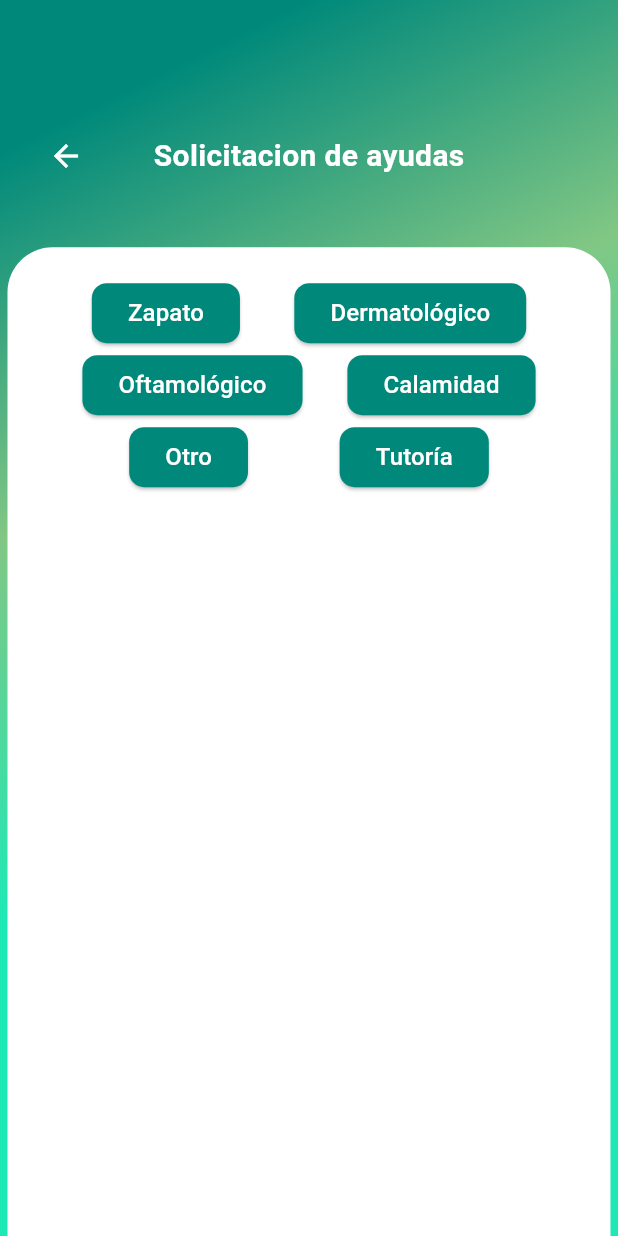
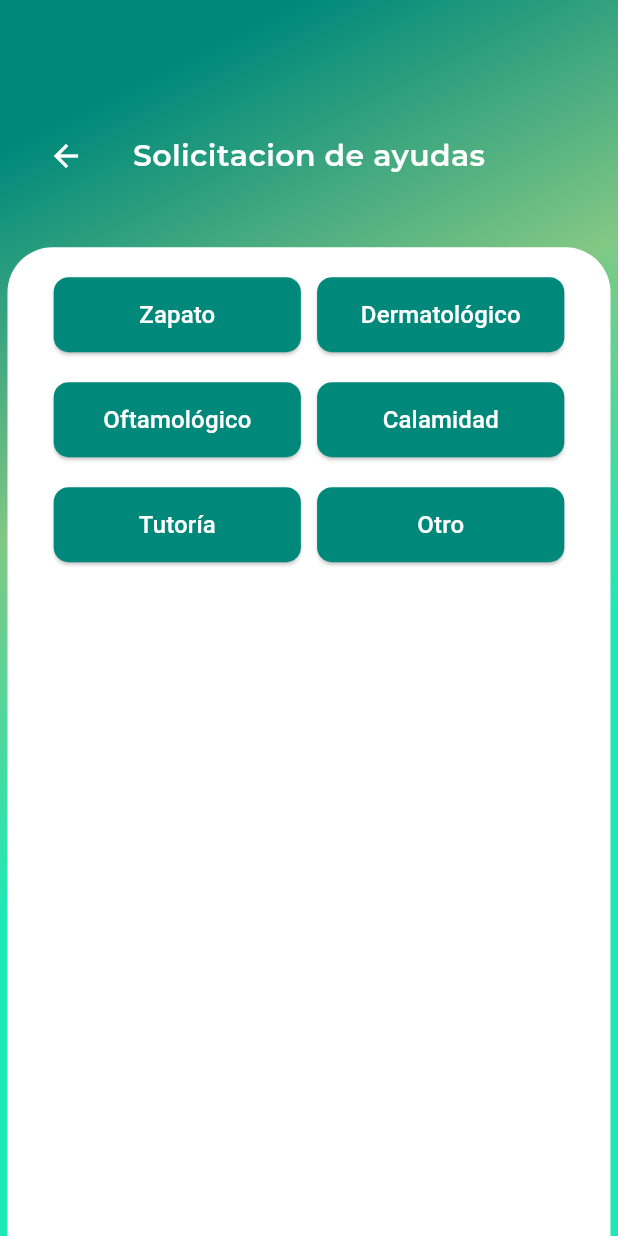
Before and after one commit to cicm4/FCCApp, a Flutter app: the screen it shows once a user with an empty profile is signed in, after a tap on "Mis Ayudas", on a phone screen of 412 x 824 dp. Run offline on Flutter 3.47's test engine with Material 3 defaults, Android fonts, the phone set to English and light mode, and no system bars; our stand-ins replace animate_do, cloud_firestore, file_picker, firebase_auth, firebase_core, firebase_storage and 1 more; missing offline and left inert: firebase_app_check, flutter_pdfview, syncfusion_flutter_pdf; accounts and stored records are empty; network calls fail; project files that could hold a hidden picture were left out.

Commit message:
fixed fonts and cosmetic changes

```diff
--- a/lib/pages/helps/help_button.dart
+++ b/lib/pages/helps/help_button.dart
@@ -5,12 +5,14 @@ class HelpButton extends StatelessWidget {
   final Help help;
   final VoidCallback onPressed;
   final bool isSelected;
+  final double screenWidth;
 
   const HelpButton({
     super.key,
     required this.help,
     required this.onPressed,
     required this.isSelected,
+    required this.screenWidth,
   });
 
   @override
@@ -32,6 +34,7 @@ class HelpButton extends StatelessWidget {
             shape: RoundedRectangleBorder(
               borderRadius: BorderRadius.circular(10),
             ),
+            fixedSize: Size(screenWidth * 0.4, 50),
           ),
           child: Text(
             help.displayName,
--- a/lib/pages/helps/help_home.dart
+++ b/lib/pages/helps/help_home.dart
@@ -151,6 +151,7 @@ class _HelpHomeState extends State<HelpHome> {
                                     _buildHelpButton(Help.dermatologico),
                                   ],
                                 ),
+                                const SizedBox(height: 20),
                                 Row(
                                   mainAxisAlignment:
                                       MainAxisAlignment.spaceEvenly,
@@ -159,12 +160,13 @@ class _HelpHomeState extends State<HelpHome> {
                                     _buildHelpButton(Help.calamidad),
                                   ],
                                 ),
+                                const SizedBox(height: 20),
                                 Row(
                                   mainAxisAlignment:
                                       MainAxisAlignment.spaceEvenly,
                                   children: [
+                                    _buildHelpButton(Help.tutoria),
                                     _buildHelpButton(Help.otro),
-                                    _buildHelpButton(Help.tutoria),
                                   ],
                                 ),
                                 if (_showTextBox) ...[
@@ -222,8 +224,10 @@ class _HelpHomeState extends State<HelpHome> {
     );
   }
 
+
   Widget _buildHelpButton(Help help) {
     return HelpButton(
+      screenWidth: MediaQuery.of(context).size.width,
       help: help,
       isSelected: _selectedHelp == help,
       onPressed: () {
--- a/lib/pages/home/help_papers_section.dart
+++ b/lib/pages/home/help_papers_section.dart
@@ -5,13 +5,15 @@ class HelpPapersSection extends StatelessWidget {
 
   @override
   Widget build(BuildContext context) {
+    double screenWidth = MediaQuery.of(context).size.width;
+
     return Column(
       children: [
         const Text(
           "Ayudas y Papeles",
           style: TextStyle(
             fontFamily: 'Montserrat',
-            fontSize: 18,
+            fontSize: 20,
             fontWeight: FontWeight.bold,
             color: Colors.black, // Text color set to black
           ),
@@ -25,10 +27,11 @@ class HelpPapersSection extends StatelessWidget {
                 await Navigator.pushNamed(context, '/helpHome');
               },
               style: ElevatedButton.styleFrom(
-                backgroundColor: const Color(0xFF0b512d),
+                backgroundColor: Colors.teal[600],
                 shape: RoundedRectangleBorder(
                   borderRadius: BorderRadius.circular(10),
                 ),
+                fixedSize: Size(screenWidth * 0.4, 50), // 40% of screen width and fixed height of 50
               ),
               child: const Text(
                 "Mis Ayudas",
@@ -44,10 +47,11 @@ class HelpPapersSection extends StatelessWidget {
                 await Navigator.pushNamed(context, '/filesHome');
               },
               style: ElevatedButton.styleFrom(
-                backgroundColor: const Color(0xFF0b512d),
+                backgroundColor: Colors.teal[600],
                 shape: RoundedRectangleBorder(
                   borderRadius: BorderRadius.circular(10),
                 ),
+                fixedSize: Size(screenWidth * 0.4, 50), // 40% of screen width and fixed height of 50
               ),
               child: const Text(
                 "Pedir Certificado",
--- a/lib/pages/home/home.dart
+++ b/lib/pages/home/home.dart
@@ -77,7 +77,7 @@ class _HomeState extends State<Home> {
                       fontWeight: FontWeight.bold,
                     ),
                   ),
-                  const SizedBox(height: 10),
+                  const SizedBox(height: 50),
                   Row(
                     mainAxisAlignment: MainAxisAlignment.center,
                     children: List.generate(4, (index) {
@@ -122,7 +122,7 @@ class _HomeState extends State<Home> {
                           const SizedBox(height: 30), // Increased space to lower the section
                           ScholarshipSection(dbs: widget.dbs, scholarshipService: scholarshipService),
                           const HelpPapersSection(),
-                          const TestSection(),
+                          //const TestSection(),
                           const Spacer(),
                           const LogoutButton(),
                           const SizedBox(height: 20),
--- a/lib/pages/home/scholarship_section.dart
+++ b/lib/pages/home/scholarship_section.dart
@@ -22,6 +22,8 @@ class _ScholarshipSectionState extends State<ScholarshipSection> {
 
   @override
   Widget build(BuildContext context) {
+    double screenWidth = MediaQuery.of(context).size.width;
+
     return Column(
       children: [
         const Text(
@@ -42,10 +44,11 @@ class _ScholarshipSectionState extends State<ScholarshipSection> {
             });
           },
           style: ElevatedButton.styleFrom(
-            backgroundColor: const Color(0xFF0b512d),
+            backgroundColor: Colors.teal[600],
             shape: RoundedRectangleBorder(
               borderRadius: BorderRadius.circular(10),
             ),
+            fixedSize: Size(screenWidth * 0.4, 50),
           ),
           child: const Text(
             "Subir Archivos",
--- a/lib/pages/scholarships/scholarship_home.dart
+++ b/lib/pages/scholarships/scholarship_home.dart
@@ -183,7 +183,7 @@ class _ScholarshipHomeState extends State<ScholarshipHome> {
           selectedFile = await scholarshipService.pickURLFileType();
           setState(() {});
         },
-        child: const Text('Select File', style: TextStyle(color: Colors.white)),
+        child: const Text('Seleccionar Archivo', style: TextStyle(color: Colors.white)),
       ),
     );
   }
@@ -230,7 +230,7 @@ class _ScholarshipHomeState extends State<ScholarshipHome> {
                     )
                   : const Center(
                       child: Text(
-                        'Select a file to preview',
+                        'Seleccione un archivo para previsualizarlo',
                         style: TextStyle(color: Colors.black),
                       ),
                     ),
--- a/pubspec.yaml
+++ b/pubspec.yaml
@@ -75,6 +75,12 @@ flutter:
   # To add assets to your application, add an assets section, like this:
   assets:
     - assets/
+  fonts:
+    - family: Montserrat
+      fonts:
+        - asset: fonts/Montserrat-Regular.ttf
+        - asset: fonts/Montserrat-SemiBold.ttf
+          weight: 700
   #   - images/a_dot_burr.jpeg
   #   - images/a_dot_ham.jpeg
   # An image asset can refer to one or more resolution-specific "variants", see
```
Also changed, not shown: fonts/Montserrat-Regular.ttf (added), fonts/Montserrat-SemiBold.ttf (added), fonts/ProtestRevolution-Regular.ttf (added).
